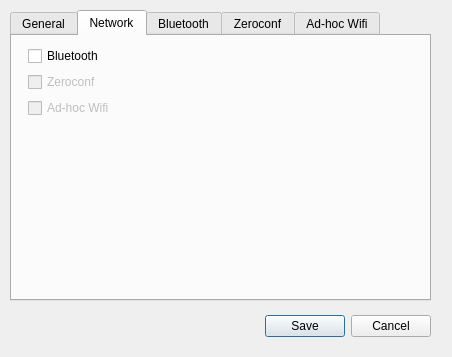
zeitkunst/FluidNexus, file FluidNexus/ui/FluidNexusPreferences.ui: the form before one commit.
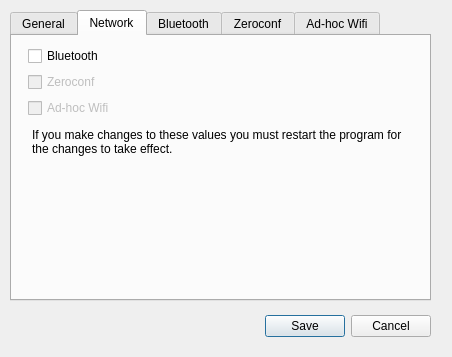
The form after the commit. The open tabs and pages were chosen to show the change. Icons and pictures are not drawn.

Patch:
```diff
--- a/FluidNexus/ui/FluidNexusPreferences.ui
+++ b/FluidNexus/ui/FluidNexusPreferences.ui
@@ -62,11 +62,14 @@
       <rect>
        <x>10</x>
        <y>10</y>
-       <width>391</width>
+       <width>393</width>
        <height>231</height>
       </rect>
      </property>
      <layout class="QFormLayout" name="networkFormLayout">
+      <property name="fieldGrowthPolicy">
+       <enum>QFormLayout::ExpandingFieldsGrow</enum>
+      </property>
       <item row="0" column="1">
        <widget class="QCheckBox" name="bluetoothEnabled">
         <property name="text">
@@ -94,6 +97,56 @@
         </property>
        </widget>
       </item>
+      <item row="3" column="1">
+       <widget class="QPlainTextEdit" name="networkInfo">
+        <property name="palette">
+         <palette>
+          <active>
+           <colorrole role="Base">
+            <brush brushstyle="SolidPattern">
+             <color alpha="0">
+              <red>255</red>
+              <green>255</green>
+              <blue>255</blue>
+             </color>
+            </brush>
+           </colorrole>
+          </active>
+          <inactive>
+           <colorrole role="Base">
+            <brush brushstyle="SolidPattern">
+             <color alpha="0">
+              <red>255</red>
+              <green>255</green>
+              <blue>255</blue>
+             </color>
+            </brush>
+           </colorrole>
+          </inactive>
+          <disabled>
+           <colorrole role="Base">
+            <brush brushstyle="SolidPattern">
+             <color alpha="255">
+              <red>244</red>
+              <green>244</green>
+              <blue>244</blue>
+             </color>
+            </brush>
+           </colorrole>
+          </disabled>
+         </palette>
+        </property>
+        <property name="frameShape">
+         <enum>QFrame::NoFrame</enum>
+        </property>
+        <property name="frameShadow">
+         <enum>QFrame::Plain</enum>
+        </property>
+        <property name="plainText">
+         <string>If you make changes to these values you must restart the program for the changes to take effect.</string>
+        </property>
+       </widget>
+      </item>
      </layout>
     </widget>
    </widget>
```
Left out of the diff: 6 changed lines with no effect on the pictures.
